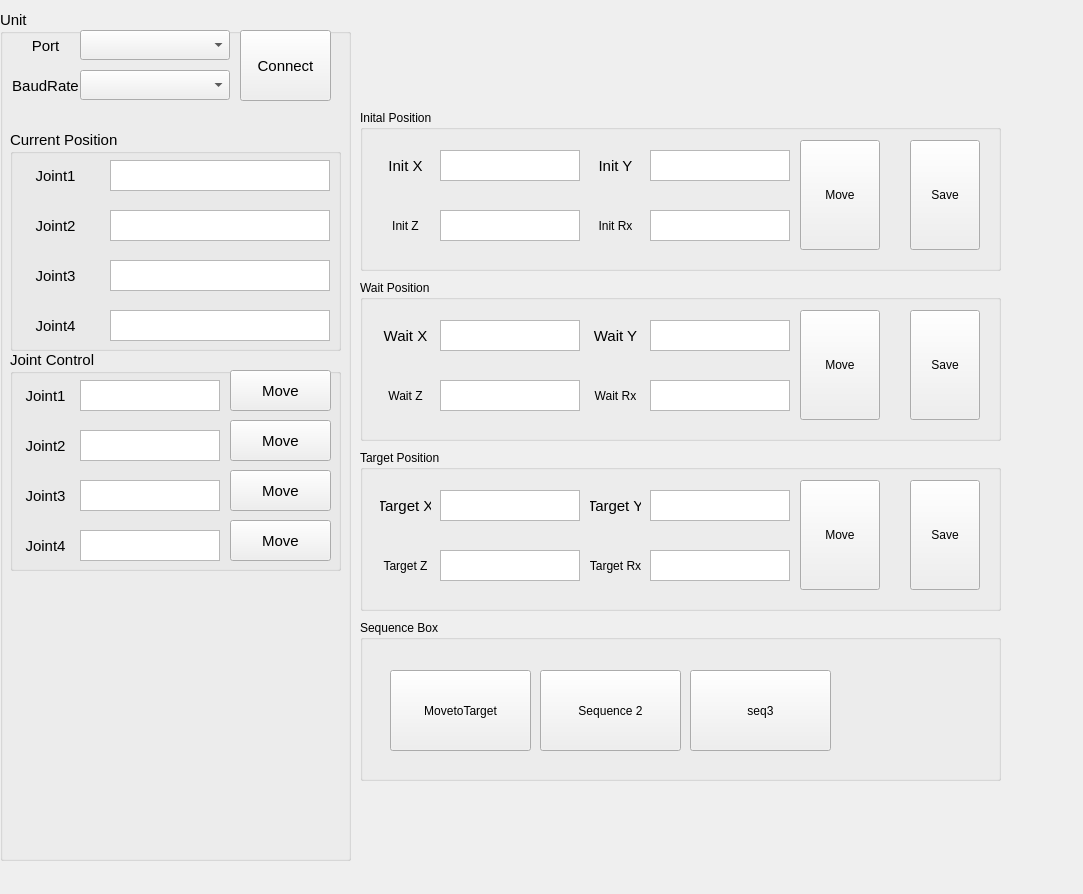
Qt form src/jeus_ui/jr_main_form.ui (Code-YMJ/Maunpulator_Unit_Test) before a commit.
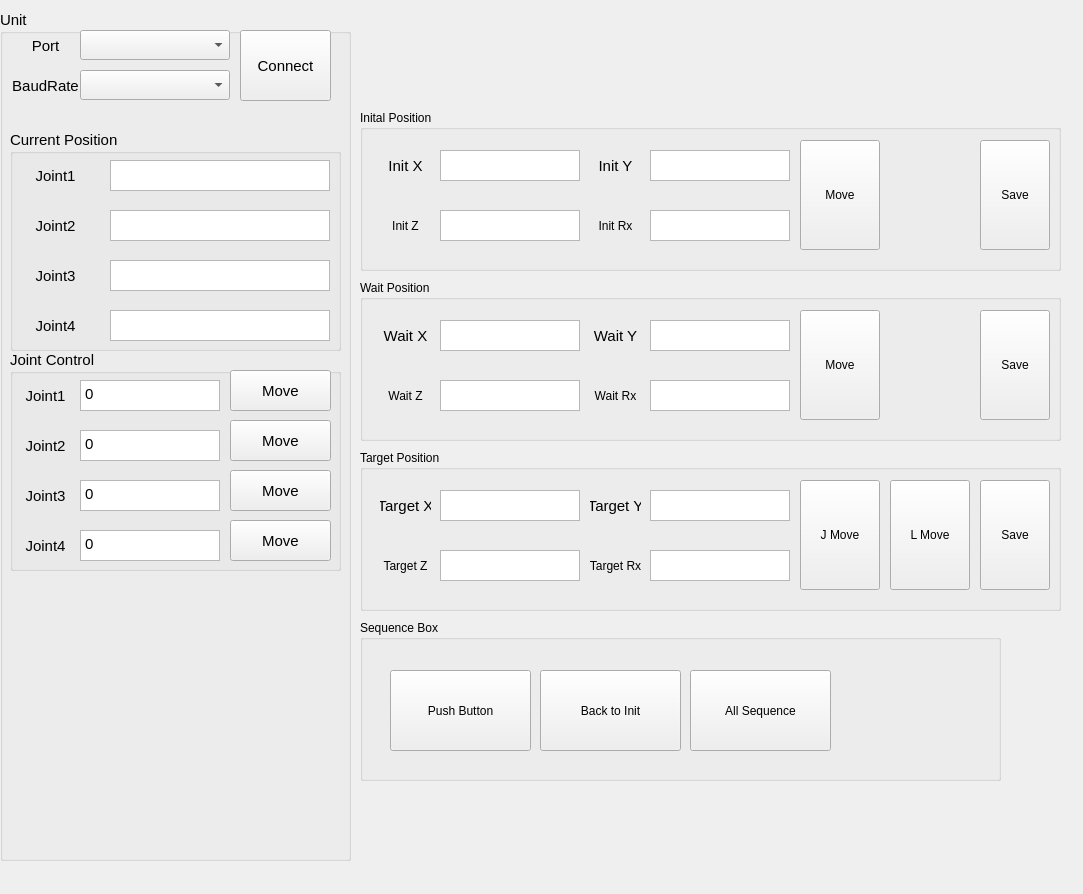
The same form after that commit.

Diff of the .ui file:
```diff
--- a/src/jeus_ui/jr_main_form.ui
+++ b/src/jeus_ui/jr_main_form.ui
@@ -304,6 +304,12 @@
         <height>31</height>
        </rect>
       </property>
+      <property name="documentTitle">
+       <string/>
+      </property>
+      <property name="plainText">
+       <string notr="true">0</string>
+      </property>
      </widget>
      <widget class="QPlainTextEdit" name="tbTargetPosJoint4">
       <property name="geometry">
@@ -314,6 +320,9 @@
         <height>31</height>
        </rect>
       </property>
+      <property name="plainText">
+       <string notr="true">0</string>
+      </property>
      </widget>
      <widget class="QLabel" name="lbTargetPosJoint3">
       <property name="geometry">
@@ -340,6 +349,9 @@
         <height>31</height>
        </rect>
       </property>
+      <property name="plainText">
+       <string notr="true">0</string>
+      </property>
      </widget>
      <widget class="QPlainTextEdit" name="tbTargetPosJoint2">
       <property name="geometry">
@@ -350,6 +362,9 @@
         <height>31</height>
        </rect>
       </property>
+      <property name="plainText">
+       <string notr="true">0</string>
+      </property>
      </widget>
      <widget class="QPushButton" name="btnMoveJoint1">
       <property name="geometry">
@@ -427,7 +442,7 @@
       </rect>
      </property>
      <property name="text">
-      <string>MovetoTarget</string>
+      <string>Push Button</string>
      </property>
     </widget>
     <widget class="QPushButton" name="btnSeq2">
@@ -440,7 +455,7 @@
       </rect>
      </property>
      <property name="text">
-      <string>Sequence 2</string>
+      <string>Back to Init</string>
      </property>
     </widget>
     <widget class="QPushButton" name="btnSeq2_2">
@@ -453,7 +468,7 @@
       </rect>
      </property>
      <property name="text">
-      <string>seq3</string>
+      <string>All Sequence</string>
      </property>
     </widget>
    </widget>
@@ -462,7 +477,7 @@
      <rect>
       <x>360</x>
       <y>110</y>
-      <width>641</width>
+      <width>701</width>
       <height>161</height>
      </rect>
     </property>
@@ -607,7 +622,7 @@
     <widget class="QPushButton" name="btnSaveInitPos">
      <property name="geometry">
       <rect>
-       <x>550</x>
+       <x>620</x>
        <y>30</y>
        <width>70</width>
        <height>110</height>
@@ -623,7 +638,7 @@
      <rect>
       <x>360</x>
       <y>280</y>
-      <width>641</width>
+      <width>701</width>
       <height>161</height>
      </rect>
     </property>
@@ -768,7 +783,7 @@
     <widget class="QPushButton" name="btnSaveWaitPos">
      <property name="geometry">
       <rect>
-       <x>550</x>
+       <x>620</x>
        <y>30</y>
        <width>70</width>
        <height>110</height>
@@ -784,7 +799,7 @@
      <rect>
       <x>360</x>
       <y>450</y>
-      <width>641</width>
+      <width>701</width>
       <height>161</height>
      </rect>
     </property>
@@ -923,13 +938,13 @@
       </rect>
      </property>
      <property name="text">
-      <string>Move</string>
+      <string>J Move</string>
      </property>
     </widget>
     <widget class="QPushButton" name="btnSaveTargetPos">
      <property name="geometry">
       <rect>
-       <x>550</x>
+       <x>620</x>
        <y>30</y>
        <width>70</width>
        <height>110</height>
@@ -939,6 +954,19 @@
       <string>Save</string>
      </property>
     </widget>
+    <widget class="QPushButton" name="btnMoveTargetPos_L">
+     <property name="geometry">
+      <rect>
+       <x>530</x>
+       <y>30</y>
+       <width>80</width>
+       <height>110</height>
+      </rect>
+     </property>
+     <property name="text">
+      <string>L Move</string>
+     </property>
+    </widget>
    </widget>
   </widget>
  </widget>
```
Left out of the diff: 202 changed lines with no effect on the pictures.
